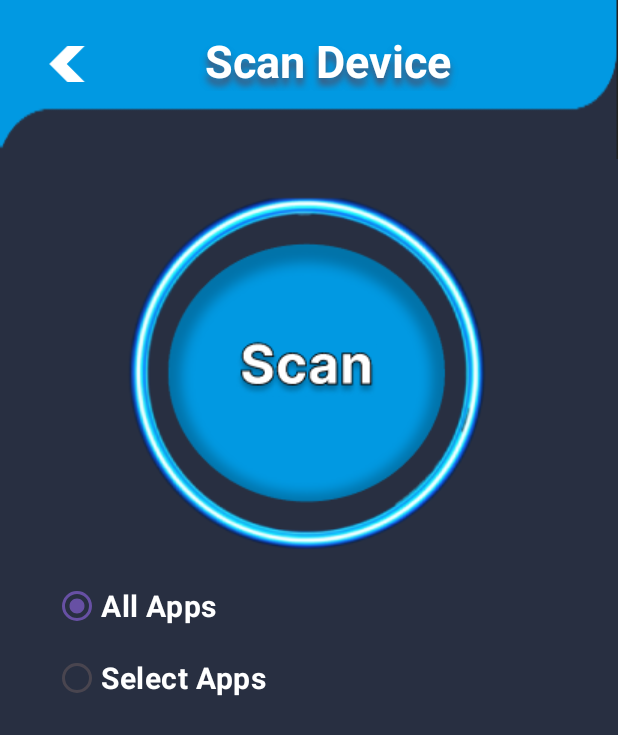
After one commit to nouranabdlsalam/patronus, an Android app: the ScanScreenActivity screen opened directly, with no data from a screen before it, on a phone screen of 412 x 824 dp. The commit adds this screen. Shown: the top 735 px of the screen. Run offline under Robolectric (Android 15) with nearby library versions, the phone set to English and light mode, and no system bars.

Commit message:
Added scan screen

```diff
--- a/app/src/main/AndroidManifest.xml
+++ b/app/src/main/AndroidManifest.xml
@@ -12,6 +12,9 @@
         android:supportsRtl="true"
         android:theme="@style/Theme.Patronus"
         tools:targetApi="31">
+        <activity
+            android:name=".ScanScreenActivity"
+            android:exported="false" />
         <activity
             android:name=".BlockedIPsActivity"
             android:exported="false" />
--- a/app/src/main/java/com/example/patronus/MainActivity.java
+++ b/app/src/main/java/com/example/patronus/MainActivity.java
@@ -13,5 +13,15 @@ public class MainActivity extends AppCompatActivity {
     protected void onCreate(Bundle savedInstanceState) {
         super.onCreate(savedInstanceState);
         setContentView(R.layout.activity_main);
+
+        Button trusted = findViewById(R.id.test_trusted_networks);
+        trusted.setOnClickListener(new View.OnClickListener() {
+            @Override
+            public void onClick(View v) {
+                Intent i = new Intent(MainActivity.this, BlockedIPsActivity.class);
+                startActivity(i);
+            }
+        });
+
     }
 }
--- /dev/null
+++ b/app/src/main/java/com/example/patronus/ScanScreenActivity.java
@@ -0,0 +1,14 @@
+package com.example.patronus;
+
+import androidx.appcompat.app.AppCompatActivity;
+
+import android.os.Bundle;
+
+public class ScanScreenActivity extends AppCompatActivity {
+
+    @Override
+    protected void onCreate(Bundle savedInstanceState) {
+        super.onCreate(savedInstanceState);
+        setContentView(R.layout.activity_scan_screen);
+    }
+}
--- a/app/src/main/res/layout/activity_main.xml
+++ b/app/src/main/res/layout/activity_main.xml
@@ -15,4 +15,14 @@
         app:layout_constraintStart_toStartOf="parent"
         app:layout_constraintTop_toTopOf="parent" />
 
+    <Button
+        android:id="@+id/test_trusted_networks"
+        android:layout_width="wrap_content"
+        android:layout_height="wrap_content"
+        android:text="trusted networks"
+        app:layout_constraintBottom_toBottomOf="parent"
+        app:layout_constraintEnd_toEndOf="parent"
+        app:layout_constraintStart_toStartOf="parent"
+        app:layout_constraintTop_toTopOf="parent"/>
+
 </androidx.constraintlayout.widget.ConstraintLayout>
--- /dev/null
+++ b/app/src/main/res/layout/activity_scan_screen.xml
@@ -0,0 +1,83 @@
+<?xml version="1.0" encoding="utf-8"?>
+<LinearLayout xmlns:android="http://schemas.android.com/apk/res/android"
+    xmlns:app="http://schemas.android.com/apk/res-auto"
+    xmlns:tools="http://schemas.android.com/tools"
+    android:layout_width="match_parent"
+    android:layout_height="match_parent"
+    android:orientation="vertical"
+    tools:context=".TrustedNetworksActivity"
+    android:background="@color/navy">
+
+    <LinearLayout
+        android:layout_width="match_parent"
+        android:layout_height="wrap_content"
+        android:orientation="horizontal"
+        android:weightSum="3"
+        android:background="@drawable/bubble_bg">
+
+        <ImageButton
+            android:layout_width="wrap_content"
+            android:layout_height="wrap_content"
+            android:src="@drawable/back"
+            android:scaleType="centerCrop"
+            android:background="@color/blue"
+            android:layout_marginBottom="10dp"
+            android:layout_weight="1"
+            android:layout_gravity="center_vertical"
+            />
+
+        <TextView
+            android:id="@+id/trusted_networks_title"
+            android:layout_width="wrap_content"
+            android:layout_height="wrap_content"
+            android:text="@string/scan"
+            android:textSize="30sp"
+            android:layout_marginTop="20dp"
+            android:layout_marginBottom="45dp"
+            android:textStyle="bold"
+            android:textColor="@color/white"
+            android:layout_weight="1"
+            android:gravity="center"
+            android:shadowColor="@color/light_navy"
+            android:shadowRadius="6"
+            android:shadowDy="7"/>
+
+    </LinearLayout>
+
+    <ImageButton
+        android:layout_width="wrap_content"
+        android:layout_height="wrap_content"
+        android:src="@drawable/scan_btn"
+        android:background="@color/navy"
+        android:layout_gravity="center"
+        android:layout_marginTop="10dp"/>
+
+    <RadioGroup
+        android:layout_width="wrap_content"
+        android:layout_height="wrap_content"
+        android:layout_marginStart="35dp"
+        android:orientation="vertical">
+
+        <androidx.appcompat.widget.AppCompatRadioButton
+            android:id="@+id/all_apps_radio"
+            android:layout_width="match_parent"
+            android:layout_height="wrap_content"
+            android:text="@string/all_apps"
+            android:textSize="20sp"
+            android:textColor="@color/white"
+            android:textStyle="bold"
+            android:buttonTint="@color/white"
+            android:checked="true"/>
+
+        <androidx.appcompat.widget.AppCompatRadioButton
+            android:id="@+id/installed_apps_radio"
+            android:layout_width="match_parent"
+            android:layout_height="wrap_content"
+            android:text="@string/select_apps"
+            android:textSize="20sp"
+            android:textColor="@color/white"
+            android:textStyle="bold"/>
+
+    </RadioGroup>
+
+</LinearLayout>
--- a/app/src/main/res/values/strings.xml
+++ b/app/src/main/res/values/strings.xml
@@ -2,4 +2,7 @@
     <string name="app_name">Patronus</string>
     <string name="trusted_networks">Trusted Networks</string>
     <string name="trusted_networks_text">Trusted networks are not scanned to save device resources.</string>
+    <string name="scan">Scan Device</string>
+    <string name="all_apps">All Apps</string>
+    <string name="select_apps">Select Apps</string>
 </resources>
```
Also changed, not shown: app/src/main/res/drawable/scan_btn.png (added).
